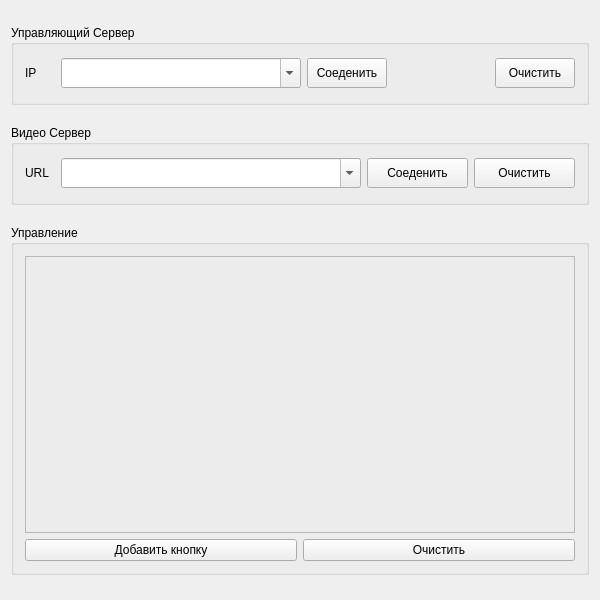
Above: Megatron-video/videoclient.ui from sseitov/Megatron before the change. Below: the same form after it.
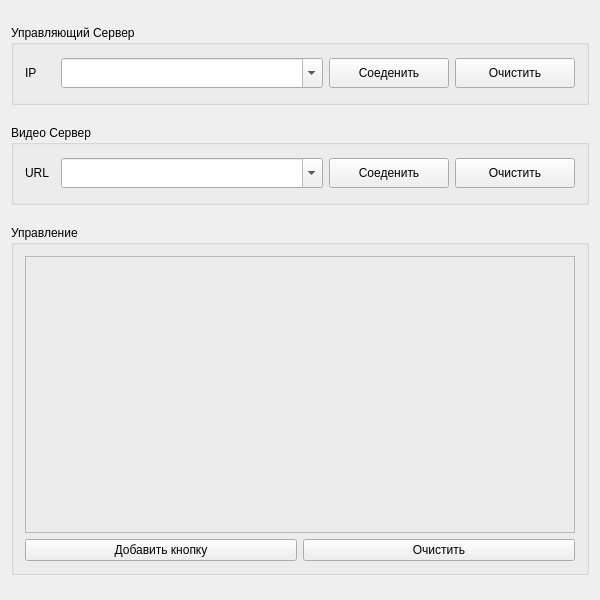
That is the form after the change.

What changed in the file:
```diff
--- a/Megatron-video/videoclient.ui
+++ b/Megatron-video/videoclient.ui
@@ -25,7 +25,7 @@
   <property name="windowTitle">
    <string>VideoClient</string>
   </property>
-  <layout class="QVBoxLayout" name="verticalLayout">
+  <layout class="QVBoxLayout" name="verticalLayout_2">
    <item>
     <widget class="QGroupBox" name="groupBox">
      <property name="maximumSize">
@@ -61,13 +61,13 @@
        <widget class="QComboBox" name="ipAddress">
         <property name="minimumSize">
          <size>
-          <width>240</width>
+          <width>230</width>
           <height>30</height>
          </size>
         </property>
         <property name="maximumSize">
          <size>
-          <width>400</width>
+          <width>1000</width>
           <height>30</height>
          </size>
         </property>
@@ -80,13 +80,13 @@
        <widget class="QPushButton" name="connectButton">
         <property name="minimumSize">
          <size>
-          <width>0</width>
+          <width>120</width>
           <height>30</height>
          </size>
         </property>
         <property name="maximumSize">
          <size>
-          <width>200</width>
+          <width>120</width>
           <height>30</height>
          </size>
         </property>
@@ -98,30 +98,17 @@
         </property>
        </widget>
       </item>
-      <item>
-       <spacer name="horizontalSpacer_2">
-        <property name="orientation">
-         <enum>Qt::Horizontal</enum>
-        </property>
-        <property name="sizeHint" stdset="0">
-         <size>
-          <width>40</width>
-          <height>20</height>
-         </size>
-        </property>
-       </spacer>
-      </item>
       <item>
        <widget class="QPushButton" name="clearHistory">
         <property name="minimumSize">
          <size>
-          <width>0</width>
+          <width>120</width>
           <height>30</height>
          </size>
         </property>
         <property name="maximumSize">
          <size>
-          <width>200</width>
+          <width>120</width>
           <height>30</height>
          </size>
         </property>
@@ -168,13 +155,13 @@
        <widget class="QComboBox" name="videoURL">
         <property name="minimumSize">
          <size>
-          <width>300</width>
+          <width>230</width>
           <height>30</height>
          </size>
         </property>
         <property name="maximumSize">
          <size>
-          <width>400</width>
+          <width>1000</width>
           <height>30</height>
          </size>
         </property>
@@ -187,13 +174,13 @@
        <widget class="QPushButton" name="videoConnectButton">
         <property name="minimumSize">
          <size>
-          <width>0</width>
+          <width>120</width>
           <height>30</height>
          </size>
         </property>
         <property name="maximumSize">
          <size>
-          <width>200</width>
+          <width>120</width>
           <height>30</height>
          </size>
         </property>
@@ -209,13 +196,13 @@
        <widget class="QPushButton" name="clearVideoHistory">
         <property name="minimumSize">
          <size>
-          <width>0</width>
+          <width>120</width>
           <height>30</height>
          </size>
         </property>
         <property name="maximumSize">
          <size>
-          <width>200</width>
+          <width>120</width>
           <height>30</height>
          </size>
         </property>
@@ -253,7 +240,7 @@
      <property name="checked">
       <bool>false</bool>
      </property>
-     <layout class="QVBoxLayout" name="verticalLayout_2">
+     <layout class="QVBoxLayout" name="verticalLayout">
       <item>
        <widget class="QFrame" name="controlFrame">
         <property name="minimumSize">
```
Left out of the diff: 10 changed lines with no effect on the pictures.
